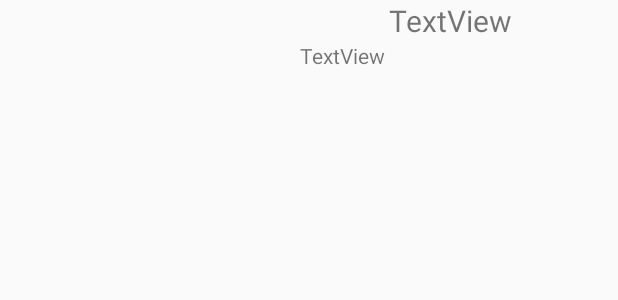
After one commit to Samuelgranato/Projeto4-Desagil, an Android app: the layout padrao_noticia.xml on its own in the app's theme, with its tools: preview values and no code run, on a phone screen of 412 x 824 dp. The commit adds this screen. Shown: the top 300 px of the screen. Run offline under Robolectric (Android 15) with nearby library versions, the phone set to English and light mode, and no system bars.

Commit message:
samuca entende essa porra ai

```diff
--- /dev/null
+++ b/app/src/main/res/layout/padrao_noticia.xml
@@ -0,0 +1,38 @@
+<?xml version="1.0" encoding="utf-8"?>
+
+    <LinearLayout
+        android:layout_width="wrap_content"
+        android:layout_height="wrap_content"
+        android:orientation="horizontal"
+        xmlns:android="http://schemas.android.com/apk/res/android"
+        xmlns:app="http://schemas.android.com/apk/res-auto"
+        xmlns:tools="http://schemas.android.com/tools">
+
+
+        <ImageView
+            android:id="@+id/imagemNoticia"
+            android:layout_gravity="top"
+            android:layout_height="wrap_content"
+            android:layout_width="200dp" />
+
+        <LinearLayout
+            android:layout_width="wrap_content"
+            android:layout_height="wrap_content"
+            android:orientation="vertical">
+
+            <TextView
+                android:id="@+id/tituloNoticia"
+                android:layout_width="200dp"
+                android:layout_height="wrap_content"
+                android:layout_gravity="center"
+                android:textSize="20dp"
+                android:text="TextView"
+                android:textAlignment="center" />
+
+            <TextView
+                android:id="@+id/textoNoticia"
+                android:layout_width="wrap_content"
+                android:layout_height="wrap_content"
+                android:text="TextView" />
+        </LinearLayout>
+    </LinearLayout>
```
Also changed, not shown: app/src/main/java/com/fablab/insper/fablabinsper/Home.java (+18 -18 lines), app/src/main/res/layout/content_home.xml (+4 -14 lines).
